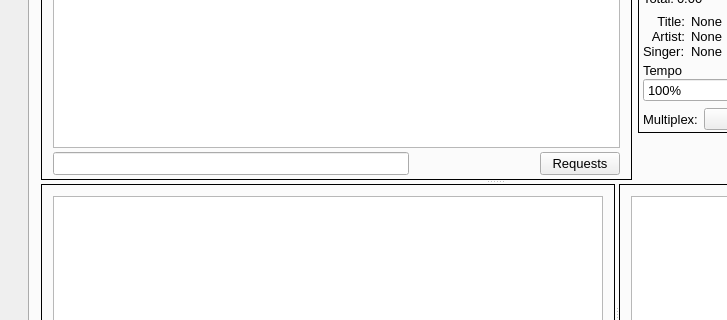
Old version of the form OpenKJ/mainwindow.ui in the repository OpenKJ/OpenKJ; both pictures show x 0 to 727 and y 292 to 612 of the 964 by 776 pixel window.
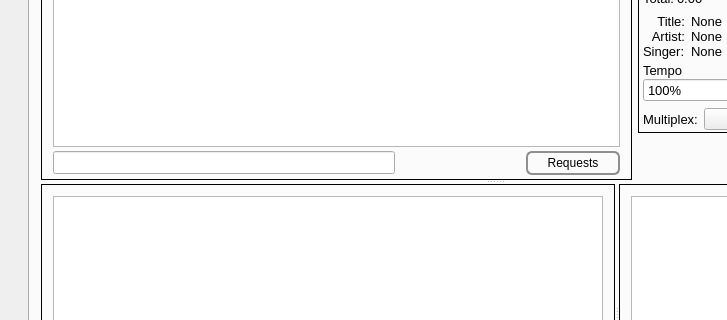
New version of the form. Icons and pictures are not drawn. Custom widgets are drawn as their Qt base class.

Commit message: Use stylesheet for request button to fix x-platform blink

```diff
--- a/OpenKJ/mainwindow.ui
+++ b/OpenKJ/mainwindow.ui
@@ -205,6 +205,32 @@
                  </item>
                  <item>
                   <widget class="QPushButton" name="pushButtonIncomingRequests">
+                   <property name="styleSheet">
+                    <string notr="true">QPushButton {
+    border: 2px solid #8f8f91;
+    border-radius: 6px;
+    background-color: qlineargradient(x1: 0, y1: 0, x2: 0, y2: 1,
+                                      stop: 0 #f6f7fa, stop: 1 #dadbde);
+    min-width: 80px;
+    padding-left: 5px;
+    padding-right: 5px;
+    padding-top: 3px;
+    padding-bottom: 3px;
+}
+
+QPushButton:pressed {
+    background-color: qlineargradient(x1: 0, y1: 0, x2: 0, y2: 1,
+                                      stop: 0 #dadbde, stop: 1 #f6f7fa);
+}
+
+QPushButton:flat {
+    border: none; /* no border for a flat push button */
+}
+
+QPushButton:default {
+    border-color: navy; /* make the default button prominent */
+}</string>
+                   </property>
                    <property name="text">
                     <string>Requests</string>
                    </property>
```
The commit also changes 1 other file.
